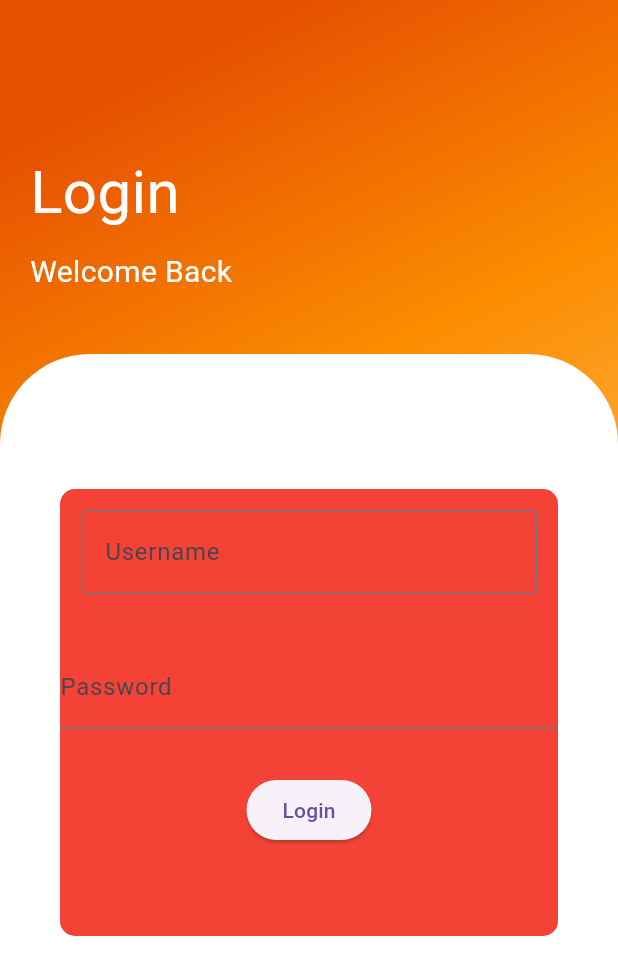
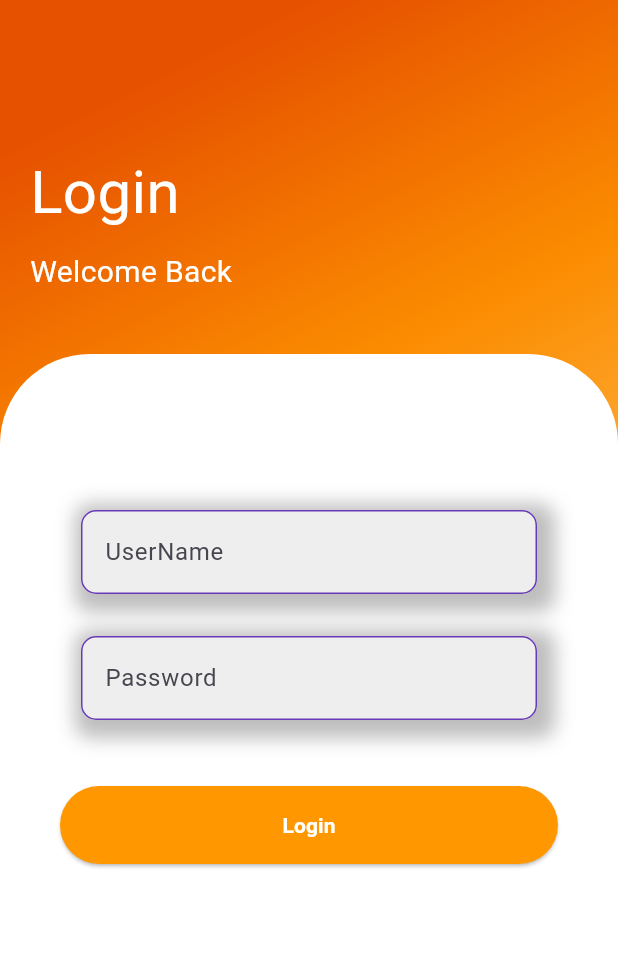
Before and after one commit to xXAlSAlMIXx-cs/PartTwo_SmartTravel, a Flutter app: the screen it shows after launch, after a tap on "Login", on a phone screen of 412 x 824 dp. Shown: the top 975 px of the screen. Run offline on Flutter 3.47's test engine with Material 3 defaults, Android fonts, the phone set to English and light mode, and no system bars.

Commit message:
import new package

```diff
--- a/part1_project/lib/loginPage.dart
+++ b/part1_project/lib/loginPage.dart
@@ -1,3 +1,4 @@
+import 'package:flutter/cupertino.dart';
 import 'package:flutter/material.dart';
 
 class LoginPage extends StatelessWidget {
@@ -48,42 +49,94 @@ class LoginPage extends StatelessWidget {
                         color: Colors.white,
                         borderRadius: BorderRadius.only(
                             topLeft: Radius.circular(60),
-                            topRight: Radius.circular(60))),
+                            topRight: Radius.circular(60)
+
+                        ),
+                              ),
                     child: Padding(
                       padding: const EdgeInsets.fromLTRB(40, 90, 40, 200),
                       child: Expanded(
                           child: Container(
-                        decoration: BoxDecoration(
-                            color: Colors.red,
-                            borderRadius: BorderRadius.circular(10)),
                         child: Form(
                           child: Column(
                             mainAxisAlignment: MainAxisAlignment.start,
                             children: [
                               Padding(
                                 padding: const EdgeInsets.all(14),
-                                child: TextFormField(
-                                  decoration: InputDecoration(
-                                      labelText: 'Username',
-                                      border: OutlineInputBorder()),
-                                  validator: (value) => value!.isEmpty
-                                      ? 'Please enter your username'
-                                      : null,
+                                child: Container(
+                                  decoration: BoxDecoration(
+                                      color: Colors.white70,
+                                      borderRadius: BorderRadius.circular(10),
+                                      boxShadow: [
+                                        BoxShadow(
+                                            color: Colors.grey.shade400,
+                                            spreadRadius: 8,
+                                            blurRadius: 10,
+                                            offset: Offset(4, 4))
+                                      ]),
+                                  child: TextFormField(
+                                      decoration: InputDecoration(
+                                    labelText: 'UserName',
+                                          filled: true,
+                                          fillColor: Colors.grey[200], // background color like in the image
+                                          enabledBorder: OutlineInputBorder(
+                                            borderRadius: BorderRadius.circular(10), // rounded border
+                                            borderSide: BorderSide(color: Colors.deepPurple),), // border color
+                                    focusedBorder: OutlineInputBorder(
+                                      borderRadius: BorderRadius.circular(30),
+                                      borderSide: BorderSide(
+                                          color: Colors.deepPurple, width: 2),
+                                    ),
+                                  )),
                                 ),
                               ),
-                              SizedBox(height: 20),
-                              TextFormField(
-                                decoration:
-                                    InputDecoration(labelText: 'Password'),
-                                obscureText: true,
-                                validator: (value) => value!.isEmpty
-                                    ? 'Please enter your password'
-                                    : null,
+                              Padding(
+                                padding: const EdgeInsets.all(14),
+                                child: Container(
+                                  decoration: BoxDecoration(
+                                      color: Colors.white70,
+                                      borderRadius: BorderRadius.circular(10),
+                                      boxShadow: [
+                                        BoxShadow(
+                                            color: Colors.grey.shade400,
+                                            spreadRadius: 8,
+                                            blurRadius: 10,
+                                            offset: Offset(4, 4))
+                                      ]),
+                                  child: TextFormField(
+                                      decoration: InputDecoration(
+                                    labelText: 'Password',
+                                          filled: true,
+                                          fillColor: Colors.grey[200], // background color like in the image
+                                          enabledBorder: OutlineInputBorder(
+                                            borderRadius: BorderRadius.circular(10), // rounded border
+                                            borderSide: BorderSide(color: Colors.deepPurple),), // border color)
+                                    focusedBorder: OutlineInputBorder(
+                                      borderRadius: BorderRadius.circular(30),
+                                      borderSide: BorderSide(
+                                          color: Colors.deepPurple, width: 2),
+                                    ),
+                                  )),
+                                ),
                               ),
+
+
                               SizedBox(height: 30),
-                              ElevatedButton(
-                                onPressed: () {},
-                                child: Text('Login'),
+                              SizedBox(
+
+                                width: double.infinity,
+                                child: ElevatedButton(
+                                  style: ElevatedButton.styleFrom(
+                                    backgroundColor: Colors.orange, // Button background color
+                                    foregroundColor: Colors.white,  // Text (label) color
+                                    padding: EdgeInsets.symmetric(vertical: 16), // Optional: makes it taller
+                                    shape: RoundedRectangleBorder(
+                                      borderRadius: BorderRadius.circular(30), // Optional: rounded corners
+                                    ),
+                                  ),
+                                  onPressed: () {},
+                                  child: Text('Login',style:TextStyle(fontWeight: FontWeight.bold),),
+                                ),
                               ),
                             ],
                           ),
```
